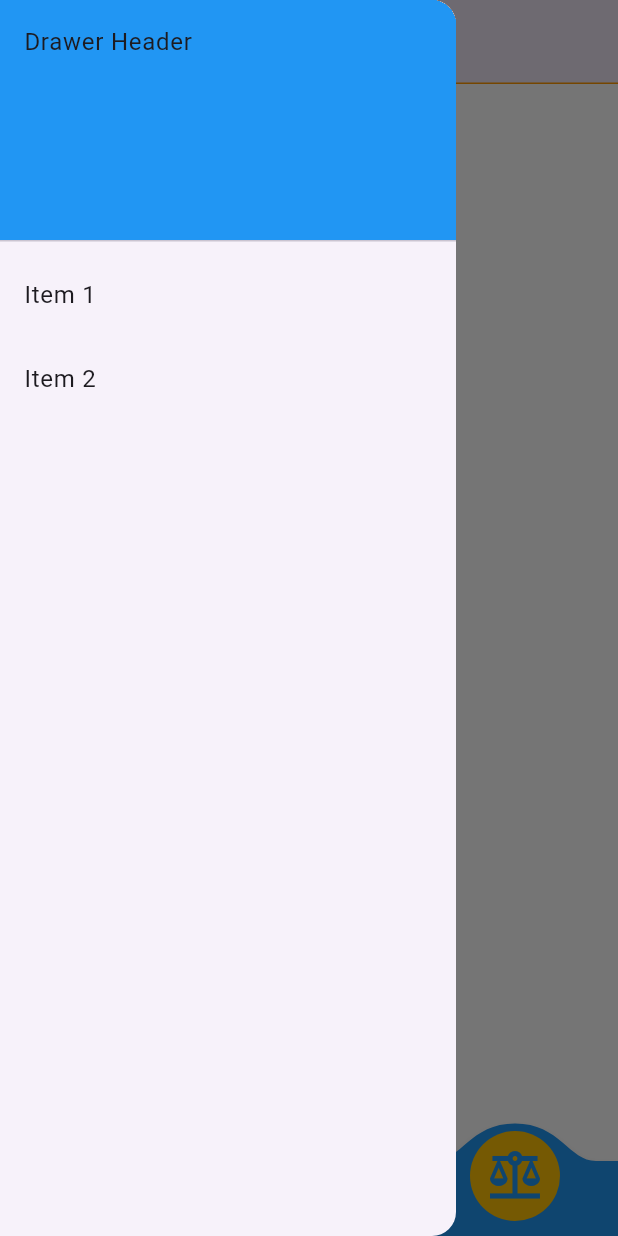
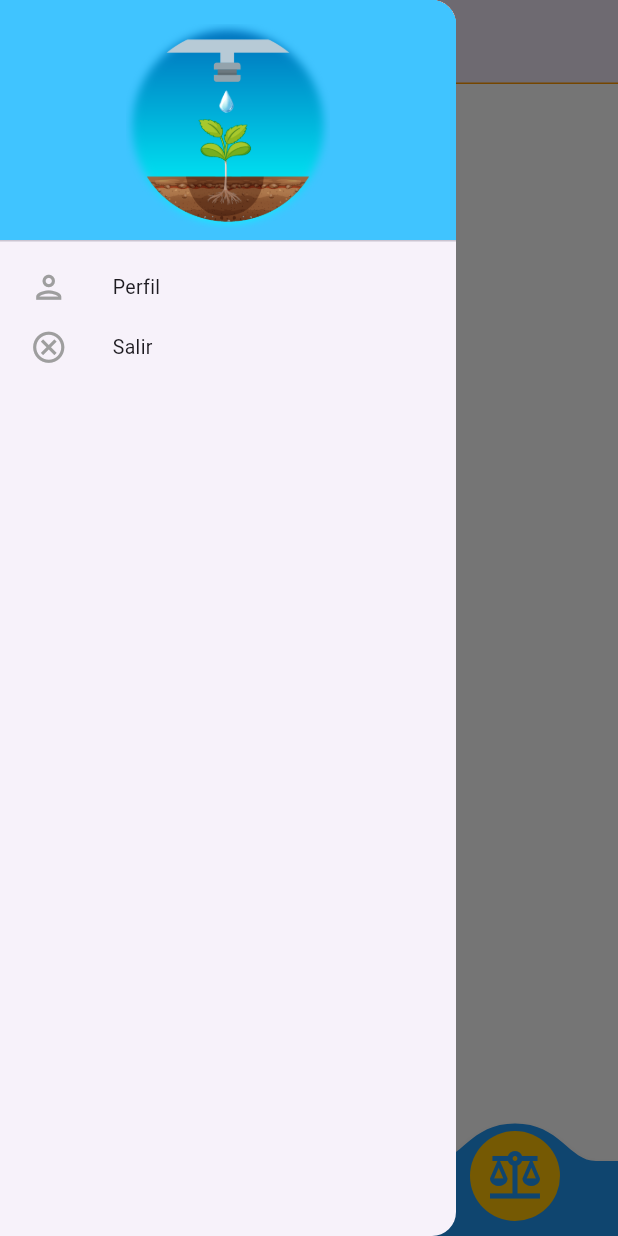
Before and after one commit to AngelMinga/proyectoriego, a Flutter app: the screen it shows after launch, item 3 of the bottom bar chosen, with the side drawer open, on a phone screen of 412 x 824 dp. Run offline on Flutter 3.47's test engine with Material 2 defaults, Android fonts, the phone set to English and light mode, and no system bars; drawn by our look-alikes of convex_bottom_bar; our stand-ins replace dio, shared_preferences.

Commit message:
agrega nombres drawer, y draawer header

```diff
--- a/lib/Util/global_widget.dart
+++ b/lib/Util/global_widget.dart
@@ -1,4 +1,5 @@
 import 'package:flutter/material.dart';
+import 'package:flutter/services.dart';
 
 class GlobalWidget {
   Widget textTitle(String text) {
@@ -65,24 +66,28 @@ class GlobalWidget {
         padding: EdgeInsets.zero,
         children: <Widget>[
           const DrawerHeader(
-            child: Text('Drawer Header'),
             decoration: BoxDecoration(
-              color: Colors.blue,
+              color: Colors.lightBlueAccent,
+            ),
+            child: Image(
+              image: AssetImage('assets/image/riego1.png'),
+              width: 150,
+              /* errorBuilder: (context, _, __) async {
+            return Image.asset('assets/image/logo.png')
+          },*/
             ),
           ),
-          ListTile(
-            title: Text('Item 1'),
+          InkWell(
+            splashColor: Colors.grey,
+            onTap: () {},
+            child: itemDrawer(texto: "Perfil", icon: Icons.person_outlined, sizetext: 13, sizeIcon: 25),
+          ),
+          InkWell(
+            splashColor: Colors.grey,
             onTap: () {
-              // Actualiza el estado de la aplicación
-              // ...
+              SystemChannels.platform.invokeMethod('SystemNavigator.pop');
             },
-          ),
-          ListTile(
-            title: Text('Item 2'),
-            onTap: () {
-              // Actualiza el estado de la aplicación
-              // ...
-            },
+            child: itemDrawer(texto: "Salir", icon: Icons.cancel_outlined, sizetext: 13, sizeIcon: 25),
           ),
         ],
       ),
@@ -103,3 +108,25 @@ class NormalStyle extends TextStyle {
           fontWeight: bold ? FontWeight.bold : null,
         );
 }
+
+Widget itemDrawer({String? texto, IconData? icon, double? sizetext, double? sizeIcon}) {
+  return Container(
+    margin: EdgeInsets.only(left: 20, top: 10, bottom: 5),
+    child: Row(
+      children: [
+        Icon(
+          icon,
+          size: sizeIcon,
+          color: Colors.grey,
+        ),
+        const SizedBox(
+          width: 30,
+        ),
+        Text(
+          texto!,
+          style: TextStyle(fontSize: sizetext),
+        ),
+      ],
+    ),
+  );
+}
```
Also changed, not shown: assets/image/logoRiego.jpeg (added).
